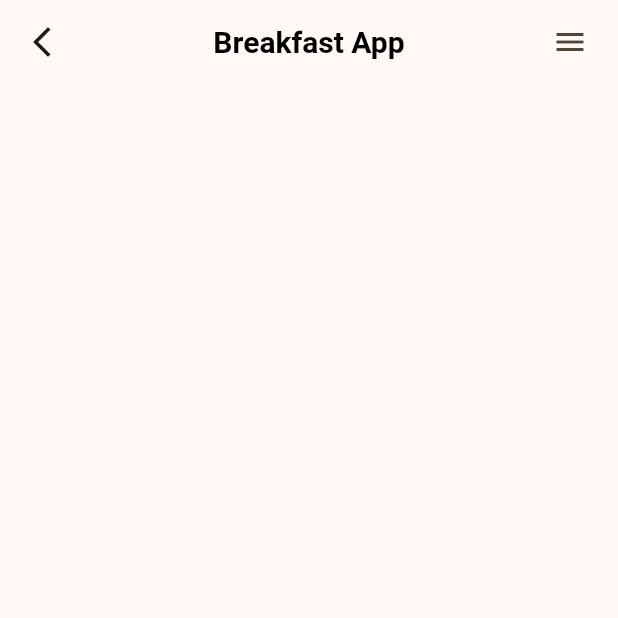
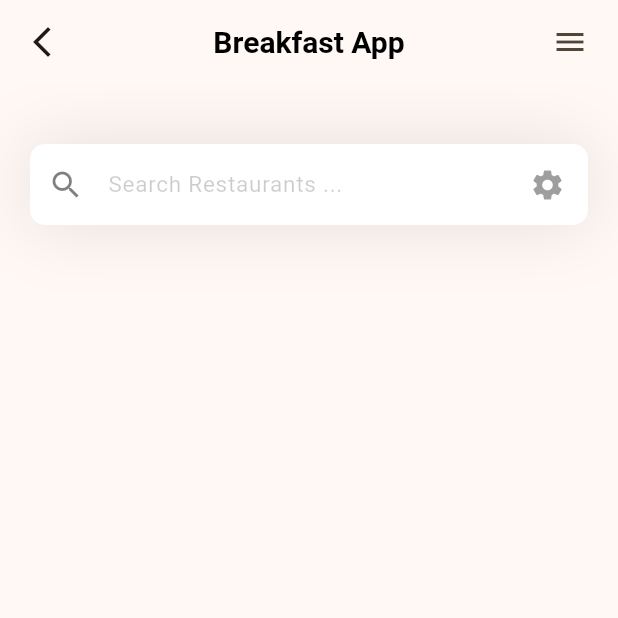
Before and after one commit to thanvinhbaohoang/Flutter-Foodie, a Flutter app: the screen it shows after launch, on a phone screen of 412 x 824 dp, the top half of it. Run offline on Flutter 3.47's test engine with Material 2 defaults, Android fonts, the phone set to English and light mode, and no system bars.

Commit message:
SearchField styled

```diff
--- a/lib/pages/home.dart
+++ b/lib/pages/home.dart
@@ -13,6 +13,56 @@ class _MyHomePageState extends State<MyHomePage> {
   Widget build(BuildContext context) {
     return Scaffold(
       appBar: appBar(),
+      body: Column(
+        children: [
+          _searchField(),
+        ],
+      ),
+    );
+  }
+
+  Container _searchField() {
+    return Container(
+      margin: const EdgeInsets.only(top: 40, left: 20, right: 20),
+      decoration: BoxDecoration(
+        boxShadow: [
+          BoxShadow(
+            color: Colors.black.withOpacity(0.1),
+            spreadRadius: 0, //spread radius
+            blurRadius: 40, // blur radius
+          ),
+        ],
+      ),
+      child: TextField(
+        decoration: InputDecoration(
+          hintText: "Search Restaurants ...",
+          hintStyle: TextStyle(
+            color: Colors.black.withOpacity(0.2),
+            fontSize: 15,
+          ),
+          contentPadding: const EdgeInsets.all(15),
+          filled: true,
+          fillColor: Colors.white,
+          border: OutlineInputBorder(
+            borderRadius: BorderRadius.circular(10),
+            borderSide: BorderSide.none,
+          ),
+          prefixIcon: Padding(
+            padding: const EdgeInsets.all(10),
+            child: Icon(
+              Icons.search,
+              color: Colors.black.withOpacity(0.5),
+            ),
+          ),
+          suffixIcon: const Padding(
+            padding: EdgeInsets.all(15),
+            child: Icon(
+              Icons.settings,
+              color: Colors.grey,
+            ),
+          ),
+        ),
+      ),
     );
   }
 
```
